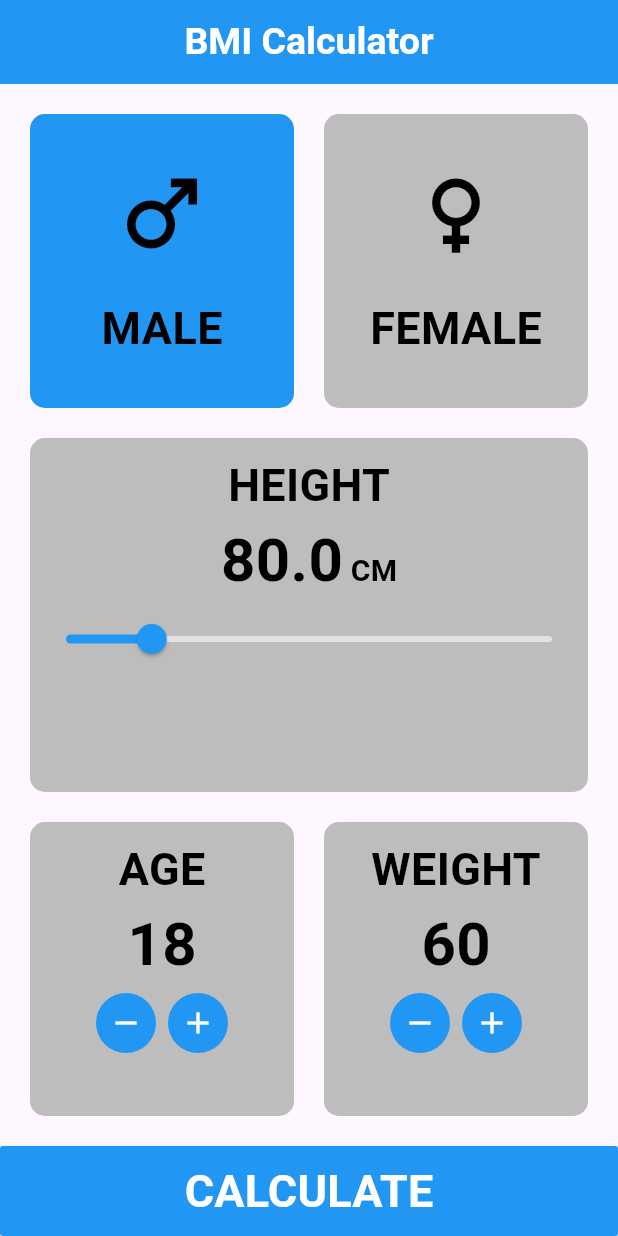
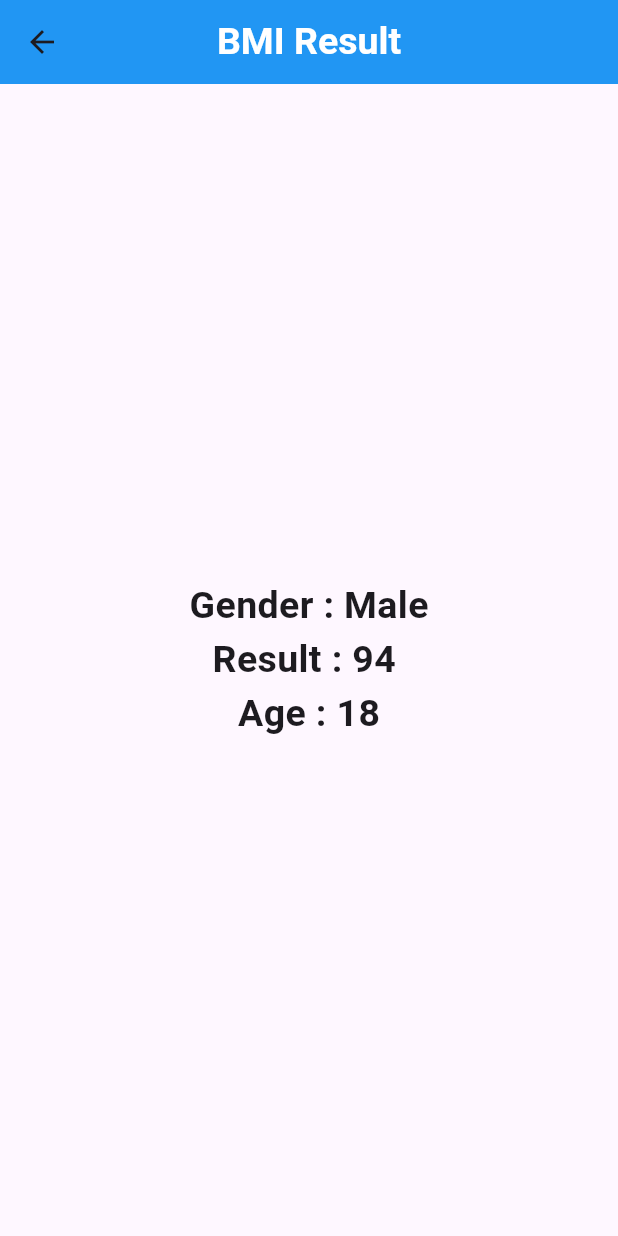
Before and after one commit to ahmed3ab3al/bmi_calculator, a Flutter app: the screen it shows after launch, after a tap on the "remove" icon, after a tap on the "add" icon, after a tap on "CALCULATE", on a phone screen of 412 x 824 dp. Run offline on Flutter 3.47's test engine with Material 3 defaults, Android fonts, the phone set to English and light mode, and no system bars.

Commit message:
finish app

```diff
--- /dev/null
+++ b/lib/bmi_result_screen.dart
@@ -0,0 +1,52 @@
+import 'package:flutter/material.dart';
+
+class BmiResultScreen extends StatelessWidget {
+  const BmiResultScreen({
+    super.key,
+    required this.age,
+    required this.result,
+    required this.isMale,
+  });
+
+  final int age;
+  final double result;
+  final bool isMale;
+
+  @override
+  Widget build(BuildContext context) {
+    return Scaffold(
+      appBar: AppBar(
+        backgroundColor: Colors.blue,
+        elevation: 0,
+        centerTitle: true,
+        title: Text(
+          'BMI Result',
+          style: TextStyle(
+            fontSize: 25,
+            fontWeight: FontWeight.bold,
+            color: Colors.white,
+          ),
+        ),
+      ),
+      body: Center(
+        child: Column(
+          mainAxisAlignment: MainAxisAlignment.center,
+          children: [
+            Text(
+              'Gender : ${isMale ? 'Male' : 'Female'}',
+              style: TextStyle(fontSize: 25, fontWeight: FontWeight.bold),
+            ),
+            Text(
+              'Result : ${result.round()} ',
+              style: TextStyle(fontSize: 25, fontWeight: FontWeight.bold),
+            ),
+            Text(
+              'Age : $age',
+              style: TextStyle(fontSize: 25, fontWeight: FontWeight.bold),
+            ),
+          ],
+        ),
+      ),
+    );
+  }
+}
--- a/lib/bmi_screen.dart
+++ b/lib/bmi_screen.dart
@@ -1,4 +1,8 @@
+import 'dart:math';
+
 import 'package:flutter/material.dart';
+
+import 'bmi_result_screen.dart';
 
 class BmiScreen extends StatefulWidget {
   const BmiScreen({super.key});
@@ -9,9 +13,9 @@ class BmiScreen extends StatefulWidget {
 
 class _BmiScreenState extends State<BmiScreen> {
   bool isMale = true;
-  double sliderValue= 80;
-  int age=18;
-  int weight=60;
+  double sliderValue = 80;
+  int age = 18;
+  int weight = 60;
   @override
   Widget build(BuildContext context) {
     return Scaffold(
@@ -37,20 +41,24 @@ class _BmiScreenState extends State<BmiScreen> {
                 children: [
                   Expanded(
                     child: GestureDetector(
-                      onTap:(){
+                      onTap: () {
                         setState(() {
                           isMale = true;
                         });
                       },
                       child: Container(
                         decoration: BoxDecoration(
-                          color: isMale  ? Colors.blue : Colors.grey[400],
+                          color: isMale ? Colors.blue : Colors.grey[400],
                           borderRadius: BorderRadius.circular(10),
                         ),
                         child: Column(
                           mainAxisAlignment: MainAxisAlignment.center,
                           children: [
-                            Icon(Icons.male_outlined, size: 70, color: Colors.black),
+                            Icon(
+                              Icons.male_outlined,
+                              size: 70,
+                              color: Colors.black,
+                            ),
                             SizedBox(height: 20),
                             Text(
                               'MALE',
@@ -68,20 +76,24 @@ class _BmiScreenState extends State<BmiScreen> {
                   SizedBox(width: 20),
                   Expanded(
                     child: GestureDetector(
-                      onTap: (){
+                      onTap: () {
                         setState(() {
-                          isMale=false;
+                          isMale = false;
                         });
                       },
                       child: Container(
                         decoration: BoxDecoration(
-                          color: isMale ? Colors.grey[400] :Colors.blue,
+                          color: isMale ? Colors.grey[400] : Colors.blue,
                           borderRadius: BorderRadius.circular(10),
                         ),
                         child: Column(
                           mainAxisAlignment: MainAxisAlignment.center,
                           children: [
-                            Icon(Icons.female_outlined, size: 70, color: Colors.black),
+                            Icon(
+                              Icons.female_outlined,
+                              size: 70,
+                              color: Colors.black,
+                            ),
                             SizedBox(height: 20),
                             Text(
                               'FEMALE',
@@ -125,7 +137,7 @@ class _BmiScreenState extends State<BmiScreen> {
                       textBaseline: TextBaseline.alphabetic,
                       children: [
                         Text(
-                         '$sliderValue',
+                          '${sliderValue.round()}',
                           style: TextStyle(
                             color: Colors.black,
                             fontSize: 40,
@@ -147,7 +159,7 @@ class _BmiScreenState extends State<BmiScreen> {
                       value: sliderValue,
                       onChanged: (value) {
                         setState(() {
-                          sliderValue=value.roundToDouble();
+                          sliderValue = value;
                         });
                       },
                       max: 220,
@@ -195,9 +207,10 @@ class _BmiScreenState extends State<BmiScreen> {
                               FloatingActionButton(
                                 onPressed: () {
                                   setState(() {
-                                   age--;
+                                    age--;
                                   });
                                 },
+                                heroTag: 'age-',
                                 mini: true,
                                 shape: CircleBorder(),
                                 elevation: 0,
@@ -210,6 +223,7 @@ class _BmiScreenState extends State<BmiScreen> {
                                     age++;
                                   });
                                 },
+                                heroTag: 'age+',
                                 mini: true,
                                 shape: CircleBorder(),
                                 elevation: 0,
@@ -257,6 +271,7 @@ class _BmiScreenState extends State<BmiScreen> {
                                     weight--;
                                   });
                                 },
+                                heroTag: 'weight-',
                                 mini: true,
                                 shape: CircleBorder(),
                                 elevation: 0,
@@ -269,6 +284,7 @@ class _BmiScreenState extends State<BmiScreen> {
                                     weight++;
                                   });
                                 },
+                                heroTag: 'weight+',
                                 mini: true,
                                 shape: CircleBorder(),
                                 elevation: 0,
@@ -288,9 +304,20 @@ class _BmiScreenState extends State<BmiScreen> {
           SizedBox(
             width: double.infinity,
             child: MaterialButton(
-              onPressed: () {},
-
               color: Colors.blue,
+              onPressed: () {
+                double result = weight / pow(sliderValue / 100, 2);
+                Navigator.push(
+                  context,
+                  MaterialPageRoute(
+                    builder: (context) => BmiResultScreen(
+                      age: age,
+                      result: result,
+                      isMale: isMale,
+                    ),
+                  ),
+                );
+              },
               height: 60,
               child: Text(
                 'CALCULATE',
--- a/lib/main.dart
+++ b/lib/main.dart
@@ -10,9 +10,6 @@ class MyApp extends StatelessWidget {
 
   @override
   Widget build(BuildContext context) {
-    return MaterialApp(
-      debugShowCheckedModeBanner: false,
-      home:  BmiScreen()
-    );
+    return MaterialApp(debugShowCheckedModeBanner: false, home: BmiScreen());
   }
 }
--- a/pubspec.yaml
+++ b/pubspec.yaml
@@ -44,7 +44,7 @@ dev_dependencies:
   # activated in the `analysis_options.yaml` file located at the root of your
   # package. See that file for information about deactivating specific lint
   # rules and activating additional ones.
-  flutter_lints: ^5.0.0
+  flutter_lints: ^6.0.0
 
 # For information on the generic Dart part of this file, see the
 # following page: https://dart.dev/tools/pub/pubspec
```
Also changed, not shown: pubspec.lock.
